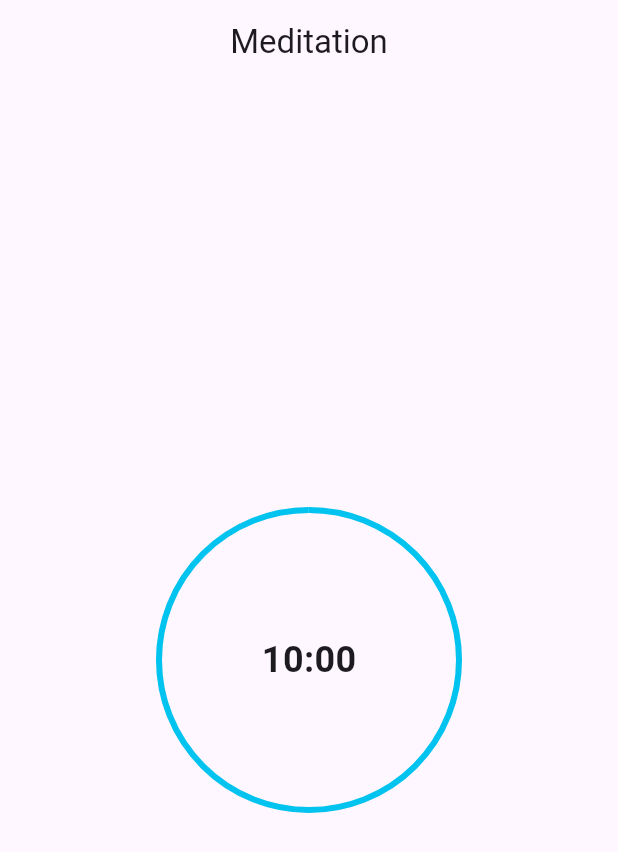
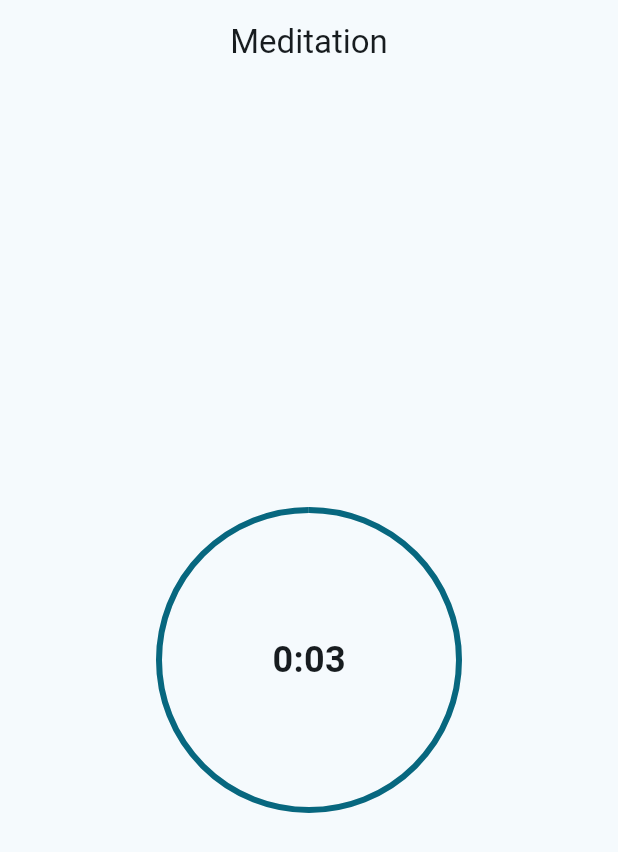
Before and after one commit to Franchovy/meditation, a Flutter app: the screen it shows after launch, on a phone screen of 412 x 824 dp. Shown: the top 852 px of the screen. Run offline on Flutter 3.47's test engine with Material 2 defaults, Android fonts, the light colour scheme and no system bars; our stand-ins replace audioplayers.

Commit message:
WIP: Timer interaction

```diff
--- a/lib/main.dart
+++ b/lib/main.dart
@@ -8,13 +8,13 @@ void main() {
 class MyApp extends StatelessWidget {
   const MyApp({super.key});
 
-  // This widget is the root of your application.
   @override
   Widget build(BuildContext context) {
     return MaterialApp(
       title: 'Flutter Demo',
       theme: ThemeData(
-        colorScheme: ColorScheme.fromSeed(seedColor: Colors.deepPurple),
+        colorScheme: ColorScheme.fromSeed(
+            seedColor: const Color.fromARGB(255, 0, 195, 239)),
         useMaterial3: true,
       ),
       home: Home(),
--- a/lib/models/sounds.dart
+++ b/lib/models/sounds.dart
@@ -1,9 +1,9 @@
-enum Sounds { meditationEndDefault }
+enum Sounds { meditationEnd }
 
 extension SoundsExtension on Sounds {
   String get name {
     switch (this) {
-      case Sounds.meditationEndDefault:
+      case Sounds.meditationEnd:
         return 'sounds/meditation_end_default.mp3';
     }
   }
--- /dev/null
+++ b/lib/models/timer.dart
@@ -0,0 +1,63 @@
+import 'dart:async';
+
+import 'package:flutter/foundation.dart';
+
+class AppTimerState {
+  AppTimerState({required this.remainingTime, required this.isActive});
+
+  int remainingTime;
+  bool isActive;
+}
+
+class AppTimer extends ValueNotifier<int> {
+  AppTimer({required this.lengthInSeconds, this.isActive = false})
+      : super(lengthInSeconds) {
+    _remainingTime = lengthInSeconds;
+  }
+
+  void Function()? onEnded;
+
+  int lengthInSeconds;
+  bool isActive;
+
+  late int _remainingTime;
+  Timer? _timer;
+
+  int get remainingTime => _remainingTime;
+
+  void start() {
+    if (_timer != null && _timer!.isActive) {
+      return;
+    }
+
+    _timer = Timer.periodic(const Duration(seconds: 1), (timer) {
+      if (_remainingTime > 0) {
+        _remainingTime--;
+
+        notifyListeners();
+      } else {
+        onEnded?.call();
+
+        reset();
+      }
+    });
+
+    isActive = true;
+    _remainingTime = lengthInSeconds;
+    notifyListeners();
+  }
+
+  void reset() {
+    _timer?.cancel();
+
+    isActive = false;
+    _remainingTime = lengthInSeconds;
+
+    notifyListeners();
+  }
+
+  String get displayText =>
+      '${(_remainingTime / 60).floor()}:${(_remainingTime % 60).toString().padLeft(2, '0')}';
+
+  double get progress => isActive ? value / lengthInSeconds : 1.0;
+}
--- a/lib/screens/home.dart
+++ b/lib/screens/home.dart
@@ -1,11 +1,11 @@
 import 'package:flutter/material.dart';
-import 'dart:async';
 
 import 'package:meditation/components/sound_player.dart';
 import 'package:meditation/models/sounds.dart';
+import 'package:meditation/models/timer.dart';
 
 class Home extends StatefulWidget {
-  Home({this.timerLength = 600, super.key});
+  Home({this.timerLength = 3, super.key});
 
   final int timerLength;
 
@@ -14,48 +14,36 @@ class Home extends StatefulWidget {
 }
 
 class _HomeState extends State<Home> {
-  var player = SoundPlayer();
-  bool _isTimerActive = false;
-  late int _remainingTime;
-  Timer? _timer;
+  late SoundPlayer _player;
+  late AppTimer _timer;
 
   @override
   void initState() {
     super.initState();
 
-    _remainingTime = widget.timerLength;
+    _player = SoundPlayer();
+    _timer = AppTimer(lengthInSeconds: widget.timerLength);
+    _timer.onEnded = _onTimerEnded;
   }
 
   void _startTimer() {
     setState(() {
-      _isTimerActive = true;
-    });
-
-    _timer = Timer.periodic(const Duration(seconds: 1), (timer) {
-      if (_remainingTime > 0) {
-        setState(() {
-          _remainingTime--;
-        });
-      } else {
-        player.playSound(Sounds.meditationEndDefault);
-        _resetTimer();
-      }
+      _timer.start();
     });
   }
 
   void _resetTimer() {
     setState(() {
-      _isTimerActive = false;
-      _remainingTime = widget.timerLength;
+      _timer.reset();
     });
-
-    _timer?.cancel();
   }
 
-  @override
-  void dispose() {
-    _timer?.cancel();
-    super.dispose();
+  void _onTimerEnded() {
+    _player.playSound(Sounds.meditationEnd);
+
+    setState(() {
+      _timer.reset();
+    });
   }
 
   @override
@@ -64,9 +52,16 @@ class _HomeState extends State<Home> {
       appBar: AppBar(
         title: const Center(child: Text('Meditation')),
       ),
-      body: Center(
+      body: timerWidget(context),
+    );
+  }
+
+  Widget timerWidget(BuildContext context) {
+    return ValueListenableBuilder<int>(
+        valueListenable: _timer,
+        builder: (context, value, child) => Center(
               child: GestureDetector(
-          onTap: _isTimerActive ? _resetTimer : _startTimer,
+                onTap: _timer.isActive ? _resetTimer : _startTimer,
                 child: Stack(
                   alignment: Alignment.center,
                   children: [
@@ -74,14 +69,12 @@ class _HomeState extends State<Home> {
                       width: 200,
                       height: 200,
                       child: CircularProgressIndicator(
-                    value: _isTimerActive
-                        ? _remainingTime / widget.timerLength
-                        : 1.0,
+                          value: _timer.progress,
                           backgroundColor: Colors.grey.shade200,
-                    color: const Color.fromARGB(255, 0, 195, 239)),
+                          color: Theme.of(context).primaryColor),
                     ),
                     Text(
-                '${(_remainingTime / 60).floor()}:${(_remainingTime % 60).toString().padLeft(2, '0')}',
+                      _timer.displayText,
                       style: const TextStyle(
                         fontSize: 24,
                         fontWeight: FontWeight.bold,
@@ -90,7 +83,6 @@ class _HomeState extends State<Home> {
                   ],
                 ),
               ),
-      ),
-    );
+            ));
   }
 }
```
Lines whose indentation alone changed are shown as unchanged.
